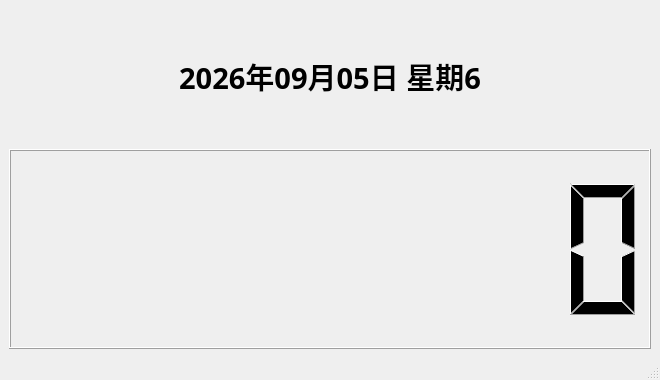
Above: main.ui from TobyFang2010/PyQtTimer before the change. Below: the same form after it.
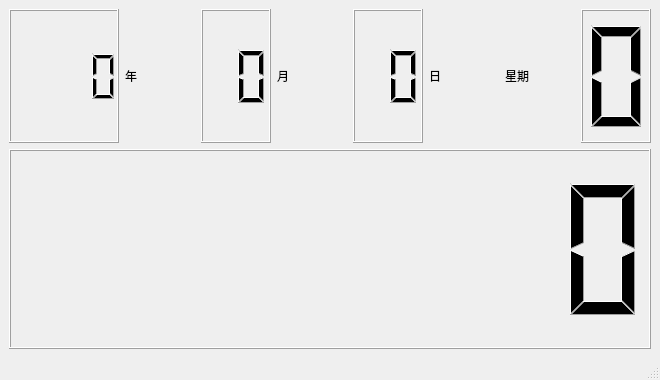
That is the form after the change.

```diff
--- a/main.ui
+++ b/main.ui
@@ -16,27 +16,88 @@
   <widget class="QWidget" name="centralwidget">
    <layout class="QVBoxLayout" name="verticalLayout">
     <item>
-     <widget class="QLabel" name="labelDateTime">
-      <property name="minimumSize">
-       <size>
-        <width>620</width>
-        <height>80</height>
-       </size>
-      </property>
-      <property name="font">
-       <font>
-        <family>Microsoft YaHei</family>
-        <pointsize>22</pointsize>
-        <bold>true</bold>
-       </font>
-      </property>
-      <property name="text">
-       <string>2026年09月05日 星期6</string>
-      </property>
-      <property name="alignment">
-       <set>Qt::AlignCenter</set>
-      </property>
-     </widget>
+     <layout class="QHBoxLayout" name="horizontalLayoutDate">
+      <item>
+       <widget class="QLCDNumber" name="lcdYear">
+        <property name="digitCount">
+         <number>4</number>
+        </property>
+        <property name="minimumSize">
+         <size>
+          <width>110</width>
+          <height>60</height>
+         </size>
+        </property>
+       </widget>
+      </item>
+      <item>
+       <widget class="QLabel" name="labelYear">
+        <property name="text">
+         <string>年</string>
+        </property>
+       </widget>
+      </item>
+      <item>
+       <widget class="QLCDNumber" name="lcdMonth">
+        <property name="digitCount">
+         <number>2</number>
+        </property>
+        <property name="minimumSize">
+         <size>
+          <width>70</width>
+          <height>60</height>
+         </size>
+        </property>
+       </widget>
+      </item>
+      <item>
+       <widget class="QLabel" name="labelMonth">
+        <property name="text">
+         <string>月</string>
+        </property>
+       </widget>
+      </item>
+      <item>
+       <widget class="QLCDNumber" name="lcdDay">
+        <property name="digitCount">
+         <number>2</number>
+        </property>
+        <property name="minimumSize">
+         <size>
+          <width>70</width>
+          <height>60</height>
+         </size>
+        </property>
+       </widget>
+      </item>
+      <item>
+       <widget class="QLabel" name="labelDay">
+        <property name="text">
+         <string>日</string>
+        </property>
+       </widget>
+      </item>
+      <item>
+       <widget class="QLabel" name="labelWeekText">
+        <property name="text">
+         <string>星期</string>
+        </property>
+       </widget>
+      </item>
+      <item>
+       <widget class="QLCDNumber" name="lcdWeek">
+        <property name="digitCount">
+         <number>1</number>
+        </property>
+        <property name="minimumSize">
+         <size>
+          <width>50</width>
+          <height>60</height>
+         </size>
+        </property>
+       </widget>
+      </item>
+     </layout>
     </item>
     <item>
      <widget class="QLCDNumber" name="lcdHMS">
```
